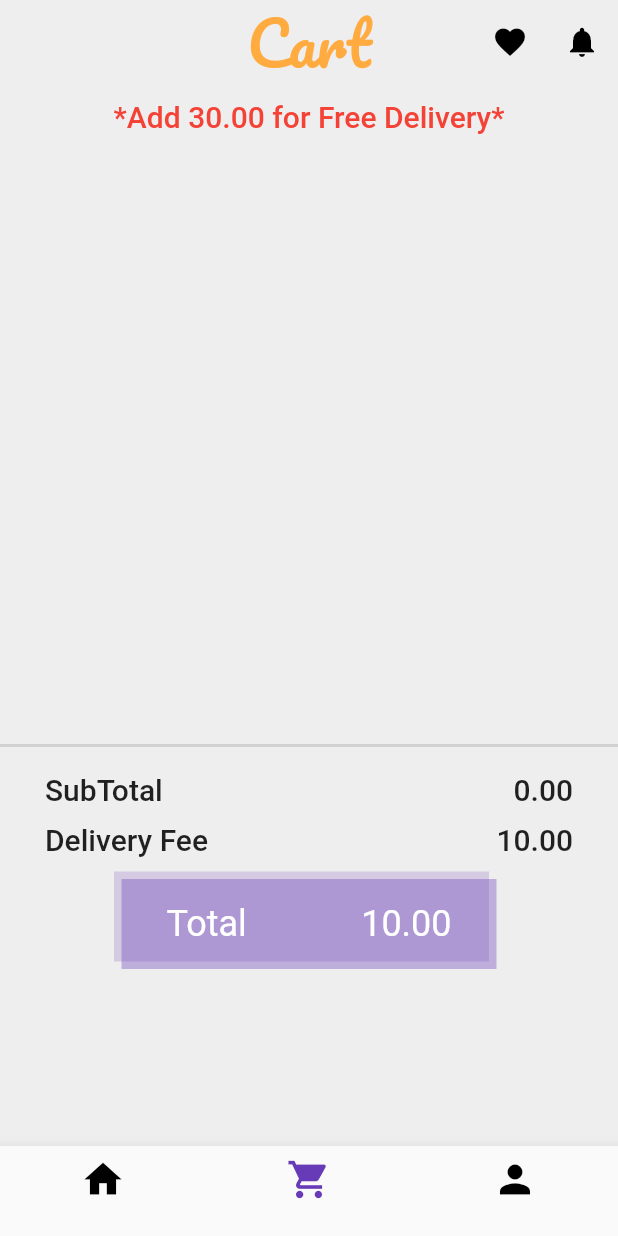
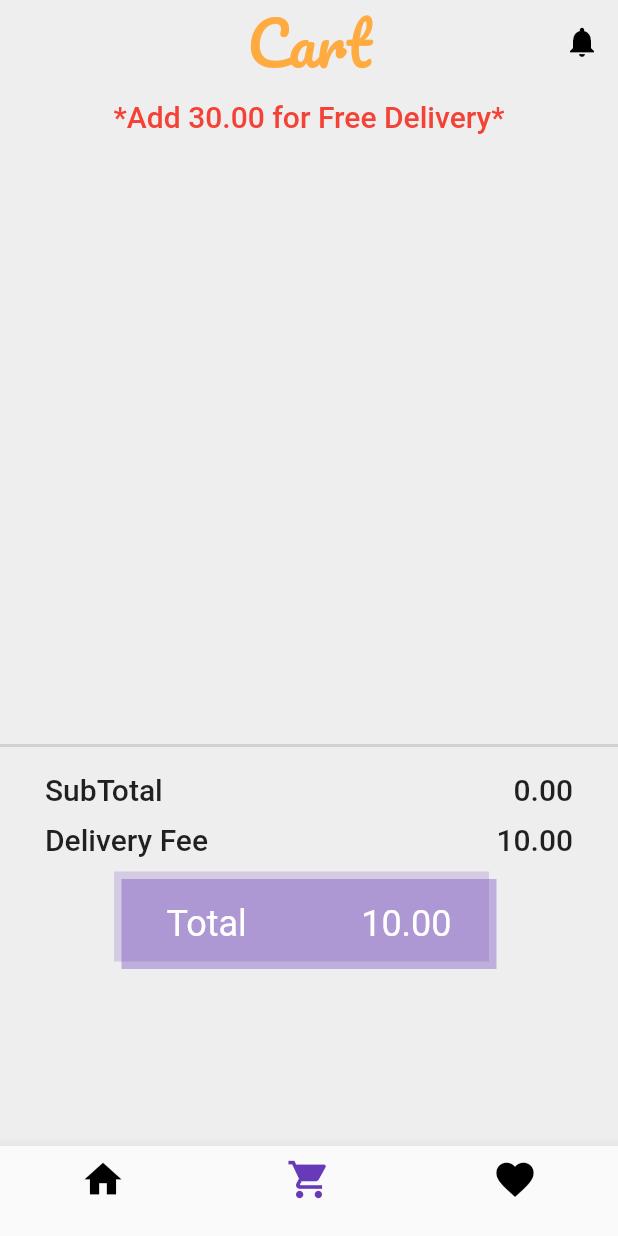
Before and after one commit to Menna-Emad/E-Commerce-Furniture-Flutter-App, a Flutter app: the screen it shows after launch, item 2 of the bottom bar chosen, on a phone screen of 412 x 824 dp. Run offline on Flutter 3.47's test engine with Material 2 defaults, Android fonts, the phone set to English and light mode, and no system bars; our stand-ins replace awesome_dialog, carousel_slider, cloud_firestore, equatable, firebase_auth, firebase_core and 4 more; accounts and stored records are empty; network calls fail.

Commit message:
after edit2

```diff
--- a/lib/ProductCard/productscreen.dart
+++ b/lib/ProductCard/productscreen.dart
@@ -23,7 +23,8 @@ appBar: AppBar(backgroundColor: product.color,elevation: 0,title:Text (product.n
     leading:IconButton(icon: Icon(Icons.arrow_back), onPressed: () =>Navigator.pop(context),),
     actions:<Widget>[
     IconButton(icon: Icon(Icons.search), onPressed: () { },),
-   IconButton(onPressed: (){Navigator.push(context, MaterialPageRoute(builder: (context)=>WishList()));}, icon: Icon(Icons.favorite)) ]
+   IconButton(onPressed: (){Navigator.push(context, MaterialPageRoute(builder: (context)=>WishList()));}, icon: Icon(Icons.favorite)),
+      IconButton(onPressed: (){Navigator.push(context, MaterialPageRoute(builder: (context)=>CartScreen()));}, icon: Icon(Icons.shopping_cart)) ]
 ),
 body: SingleChildScrollView(
   child: Column(
--- a/lib/Shopping_cart/cartscreen.dart
+++ b/lib/Shopping_cart/cartscreen.dart
@@ -1,8 +1,6 @@
 
-import 'package:ecommerceapp/ProductCard/CardProducts.dart';
 import 'package:ecommerceapp/Shopping_cart/cartProductCard.dart';
 import 'package:ecommerceapp/Shopping_cart/cartbloc.dart';
-import 'package:ecommerceapp/Shopping_cart/cartmodel.dart';
 import 'package:ecommerceapp/Shopping_cart/cartstate.dart';
 import 'package:ecommerceapp/wishinglist/wishlist.dart';
 import 'package:flutter/material.dart';
@@ -17,9 +15,6 @@ class CartScreen extends StatelessWidget{
      backgroundColor: Colors.grey[200],
      appBar: AppBar(title:Text( 'Cart',style: GoogleFonts.pacifico(color: Colors.orangeAccent,fontSize: 40),),backgroundColor: Colors.grey[200],elevation: 0,centerTitle: true,
     actions: [
-      IconButton(onPressed:(){
-        Navigator.push(context, MaterialPageRoute(builder: (context)=>WishList()));
-      }, icon:Icon(Icons.favorite,color: Colors.black,)),
       IconButton(onPressed:(){}, icon:Icon(Icons.notifications,color: Colors.black,))
     ], ),
      body: BlocBuilder<CartBloc,CartState>(
--- a/lib/bottomNavBar.dart
+++ b/lib/bottomNavBar.dart
@@ -37,7 +37,7 @@ class _BottomNavBarState extends State<BottomNavBar> {
               BottomNavigationBarItem(
                   icon: Icon(Icons.shopping_cart,size: 30,), label: ''),
               BottomNavigationBarItem(
-                  icon: Icon(Icons.person,size: 30,), label: ''),
+                  icon: Icon(Icons.favorite,size: 30,), label: ''),
             ],
 
 
@@ -51,8 +51,10 @@ class _BottomNavBarState extends State<BottomNavBar> {
   Widget getCurrentPage() {
     if (currentPage == 0) {
       return HomePage();
-    } else
+    } else if(currentPage==1){
       return CartScreen();
+    }else
+      return WishList();
   }
 }
 class MythemeData{
--- a/lib/categoryscreen/catalogscreen.dart
+++ b/lib/categoryscreen/catalogscreen.dart
@@ -1,6 +1,7 @@
 
 import 'package:ecommerceapp/ProductCard/CardProducts.dart';
 import 'package:ecommerceapp/ProductCard/ProductCard.dart';
+import 'package:ecommerceapp/Shopping_cart/cartscreen.dart';
 import 'package:ecommerceapp/category/category_models.dart';
 import 'package:ecommerceapp/wishinglist/wishlist.dart';
 import 'package:flutter/material.dart';
@@ -18,18 +19,19 @@ class CatalogScreen extends StatelessWidget{
      body: Column(
        children: [
      Padding(
-     padding: const EdgeInsets.only(top: 40, left: 20,right: 5),
+     padding: const EdgeInsets.only(top: 40),
      child: Row(mainAxisAlignment: MainAxisAlignment.spaceBetween,
        children: [
          Text('Furniture app', style: GoogleFonts.pacifico(
              color: Colors.black, fontSize: 25),),
-         const SizedBox(width: 90,),
+         const SizedBox(width: 50,),
          IconButton(onPressed: () {},
              icon: Icon(
                Icons.notifications, color: Colors.orange[200],
                size: 30,)),
          IconButton(onPressed: (){Navigator.push(context, MaterialPageRoute(builder: (context)=>WishList()));
          }, icon: const Icon(Icons.favorite)),
+         IconButton(onPressed: (){Navigator.push(context, MaterialPageRoute(builder: (context)=>CartScreen()));}, icon: Icon(Icons.shopping_cart))
 
        ],),),
     const SizedBox(height: 10,),
--- a/lib/homepage.dart
+++ b/lib/homepage.dart
@@ -42,9 +42,6 @@ class _HomePageState extends State<HomePage> {
                         icon: Icon(
                           Icons.notifications, color: Colors.orange[200],
                           size: 30,)),
-                    IconButton(onPressed: (){
-                      Navigator.push(context, MaterialPageRoute(builder: (context)=>WishList()));
-                    }, icon: Icon(Icons.favorite)),
                   ],),),
               SizedBox(height: 10,),
               Padding(
--- a/lib/wishinglist/wishlist.dart
+++ b/lib/wishinglist/wishlist.dart
@@ -19,9 +19,6 @@ class WishList extends StatelessWidget{
         leading:
       IconButton(icon:Icon( Icons.arrow_back),color: Colors.orangeAccent,onPressed: (){Navigator.pop(context);},),
       actions: [
-        IconButton(onPressed:(){
-          Navigator.push(context, MaterialPageRoute(builder: (context)=>CartScreen()));
-        }, icon:Icon(Icons.shopping_cart,color: Colors.black,)),
         IconButton(onPressed:(){}, icon:Icon(Icons.notifications,color: Colors.black,))
       ],),
 
```
